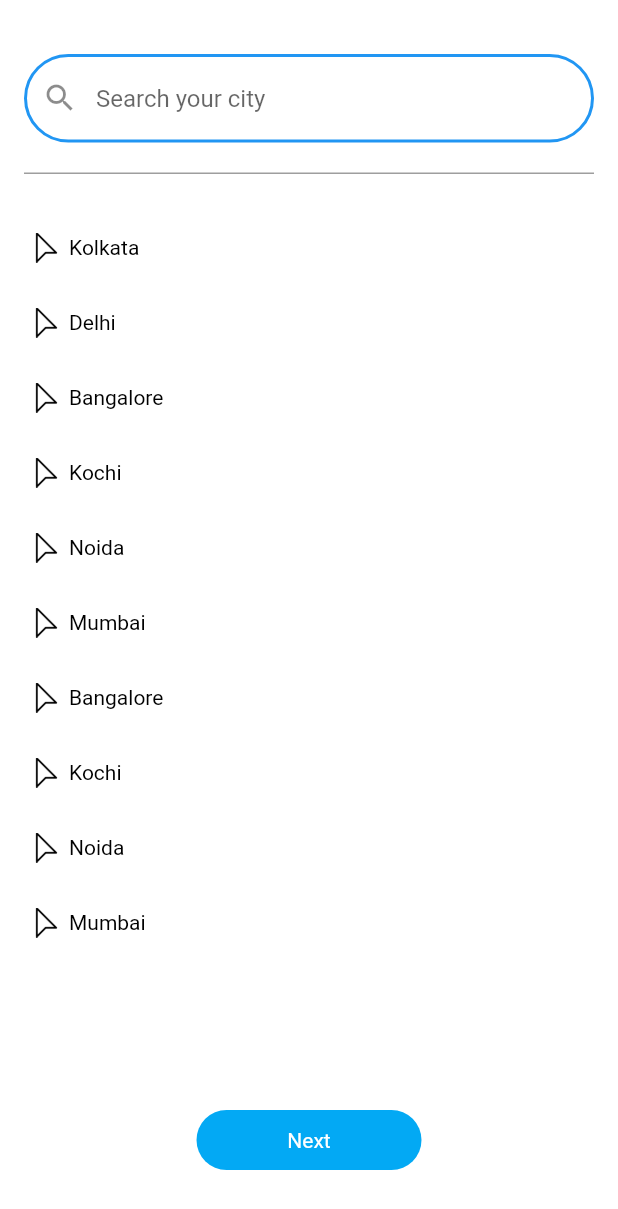
After one commit to arnavkshah15/newswatch_arnav, a Flutter app: the LocationPage screen opened by its route, on a phone screen of 412 x 824 dp. The commit adds this screen. Shown: the top 1209 px of the screen. Run offline on Flutter 3.47's test engine with Material 2 defaults, Android fonts, the phone set to English and light mode, and no system bars.

Commit message:
Added location screen

```diff
--- a/lib/main.dart
+++ b/lib/main.dart
@@ -1,4 +1,5 @@
 import 'package:flutter/material.dart';
+import 'package:newswatch_arnav/screens/location_screen.dart';
 import 'package:newswatch_arnav/screens/login_screen.dart';
 import 'package:newswatch_arnav/screens/reset_pass_screen.dart';
 import 'package:newswatch_arnav/screens/signup_screen.dart';
@@ -15,6 +16,7 @@ class MyApp extends StatelessWidget {
   @override
   Widget build(BuildContext context) {
     return MaterialApp(
+      debugShowCheckedModeBanner: false,
       themeMode: ThemeMode.light,
       theme: ThemeData(
         primarySwatch: Colors.grey,
@@ -27,6 +29,8 @@ class MyApp extends StatelessWidget {
         '/signup': (context) => SignUpPage(),
         '/resetp': (context) => ResetPage(),
         '/verify': (context) => VerifyPage(),
+        '/loc': (context) => LocationPage(title: 'City Search'),
+        // '/home':(context) => HomePage(),
       },
     );
   }
--- /dev/null
+++ b/lib/screens/location_screen.dart
@@ -0,0 +1,145 @@
+import 'package:flutter/material.dart';
+
+class LocationPage extends StatefulWidget {
+  LocationPage({Key? key, required this.title}) : super(key: key);
+  final String title;
+
+  @override
+  State<LocationPage> createState() => _LocationPageState();
+}
+
+class _LocationPageState extends State<LocationPage> {
+  TextEditingController searchController = TextEditingController();
+  bool isButtonPressed = false;
+
+  List<String> cities = [
+    'Kolkata',
+    'Delhi',
+    'Bangalore',
+    'Kochi',
+    'Noida',
+    'Mumbai',
+    'Bangalore',
+    'Kochi',
+    'Noida',
+    'Mumbai'
+  ];
+
+  @override
+  void dispose() {
+    searchController.dispose();
+    super.dispose();
+  }
+
+  @override
+  Widget build(BuildContext context) {
+    return Material(
+      color: Colors.white,
+      child: SingleChildScrollView(
+        child: Padding(
+          padding: EdgeInsets.all(16.0),
+          child: Column(children: [
+            SizedBox(
+              height: 20,
+            ),
+            TextField(
+              controller: searchController,
+              decoration: InputDecoration(
+                hintText: 'Search your city',
+                prefixIcon: Icon(Icons.search),
+                border: OutlineInputBorder(
+                  borderRadius: BorderRadius.circular(30.0),
+                  borderSide: BorderSide(
+                    color: Colors.lightBlue,
+                    width: 2.0,
+                  ),
+                ),
+                enabledBorder: OutlineInputBorder(
+                  borderRadius: BorderRadius.circular(30.0),
+                  borderSide: BorderSide(
+                    color: Colors.blue,
+                    width: 2.0,
+                  ),
+                ),
+                focusedBorder: OutlineInputBorder(
+                  borderRadius: BorderRadius.circular(30.0),
+                  borderSide: BorderSide(
+                    color: Colors.blue,
+                    width: 2.0,
+                  ),
+                ),
+              ),
+            ),
+            SizedBox(
+              height: 20,
+            ),
+            Container(
+              height: 1,
+              width: MediaQuery.of(context).size.width,
+              color: Colors.grey,
+            ),
+            SizedBox(height: 16.0),
+            SizedBox(height: 8.0),
+            Column(
+              crossAxisAlignment: CrossAxisAlignment.start,
+              children: cities
+                  .map(
+                    (city) => Material(
+                      color: Colors.white,
+                      child: InkWell(
+                        onTap: () {
+                          setState(() {
+                            searchController.text = city;
+                          });
+                        },
+                        child: Row(
+                          children: [
+                            SizedBox(width: 5),
+                            Image.asset(
+                              'assets/images/pointer.png',
+                              width: 20,
+                              height: 20,
+                            ),
+                            SizedBox(width: 5),
+                            Container(
+                              width: MediaQuery.of(context).size.width / 4,
+                              height: 50,
+                              alignment: Alignment.centerLeft,
+                              child: Text(
+                                city,
+                                style: TextStyle(color: Colors.black),
+                              ),
+                            ),
+                          ],
+                        ),
+                      ),
+                    ),
+                  )
+                  .toList(),
+            ),
+            SizedBox(
+              height: 100,
+            ),
+            Material(
+              color: Colors.lightBlue,
+              borderRadius: BorderRadius.circular(20),
+              child: InkWell(
+                onTap: () {
+                  // Navigator.pushReplacementNamed(context, '');
+                },
+                child: Container(
+                    width: 150,
+                    height: 40,
+                    alignment: Alignment.center,
+                    child: Text(
+                      "Next",
+                      style: TextStyle(color: Colors.white),
+                    )),
+              ),
+            ),
+          ]),
+        ),
+      ),
+    );
+  }
+}
--- a/lib/screens/verification_page.dart
+++ b/lib/screens/verification_page.dart
@@ -67,8 +67,9 @@ class _VerifyPageState extends State<VerifyPage> {
                         color: Colors.lightBlue,
                         borderRadius: BorderRadius.circular(20),
                         child: InkWell(
-                          splashColor: Colors.amber,
-                          // onTap: () => movetoHome(context),
+                          onTap: () {
+                            Navigator.pushReplacementNamed(context, '/loc');
+                          },
                           child: Container(
                             width: 150,
                             height: 40,
```
Also changed, not shown: assets/images/pointer.png (added).
